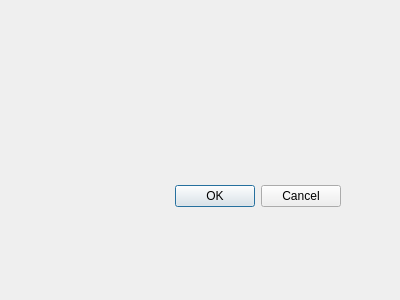
The window that QTCPServer/window.ui (Truyen724/Qt_soket_mutithread) describes before a commit, drawn with Qt 5.
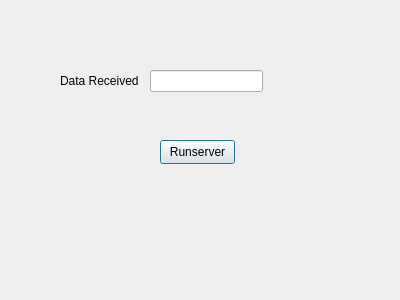
The same window after the commit.

What changed in the file:
```diff
--- a/QTCPServer/window.ui
+++ b/QTCPServer/window.ui
@@ -13,20 +13,43 @@
   <property name="windowTitle">
    <string>Dialog</string>
   </property>
-  <widget class="QDialogButtonBox" name="buttonBox">
+  <widget class="QPushButton" name="pushButton">
    <property name="geometry">
     <rect>
-     <x>0</x>
-     <y>180</y>
-     <width>341</width>
-     <height>32</height>
+     <x>160</x>
+     <y>140</y>
+     <width>75</width>
+     <height>24</height>
     </rect>
    </property>
-   <property name="orientation">
-    <enum>Qt::Orientation::Horizontal</enum>
+   <property name="text">
+    <string>Runserver</string>
    </property>
-   <property name="standardButtons">
-    <set>QDialogButtonBox::StandardButton::Cancel|QDialogButtonBox::StandardButton::Ok</set>
+  </widget>
+  <widget class="QLineEdit" name="lineEdit">
+   <property name="geometry">
+    <rect>
+     <x>150</x>
+     <y>70</y>
+     <width>113</width>
+     <height>22</height>
+    </rect>
+   </property>
+   <property name="readOnly">
+    <bool>true</bool>
+   </property>
+  </widget>
+  <widget class="QLabel" name="label">
+   <property name="geometry">
+    <rect>
+     <x>60</x>
+     <y>60</y>
+     <width>91</width>
+     <height>41</height>
+    </rect>
+   </property>
+   <property name="text">
+    <string>Data Received</string>
    </property>
   </widget>
  </widget>
```
Left out of the diff: 35 changed lines with no effect on the pictures.
